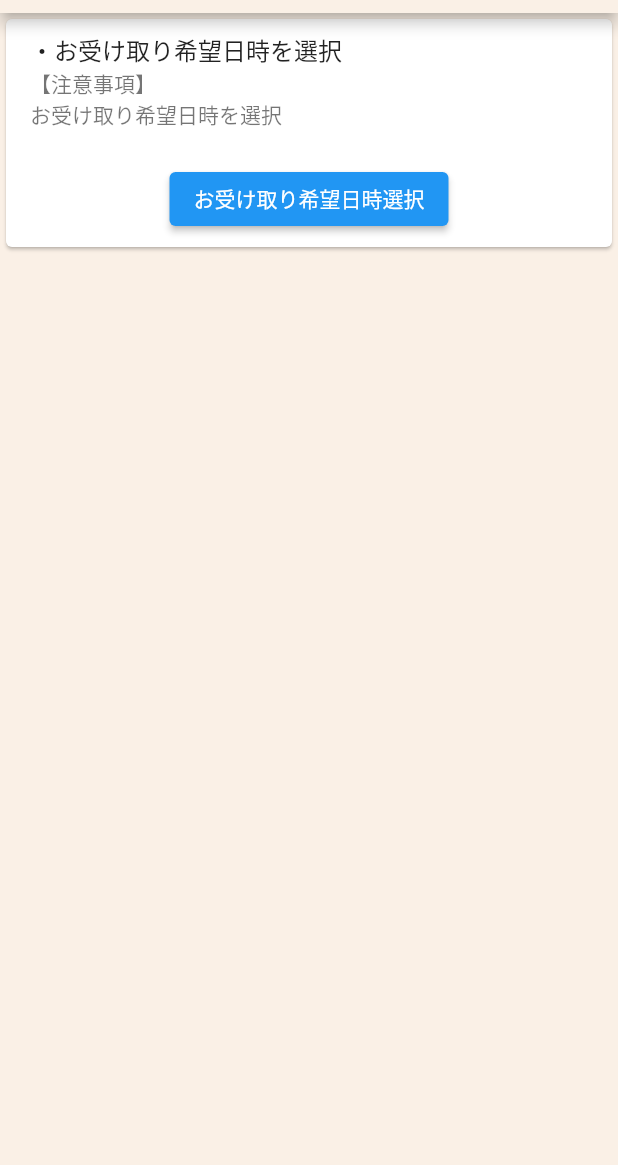
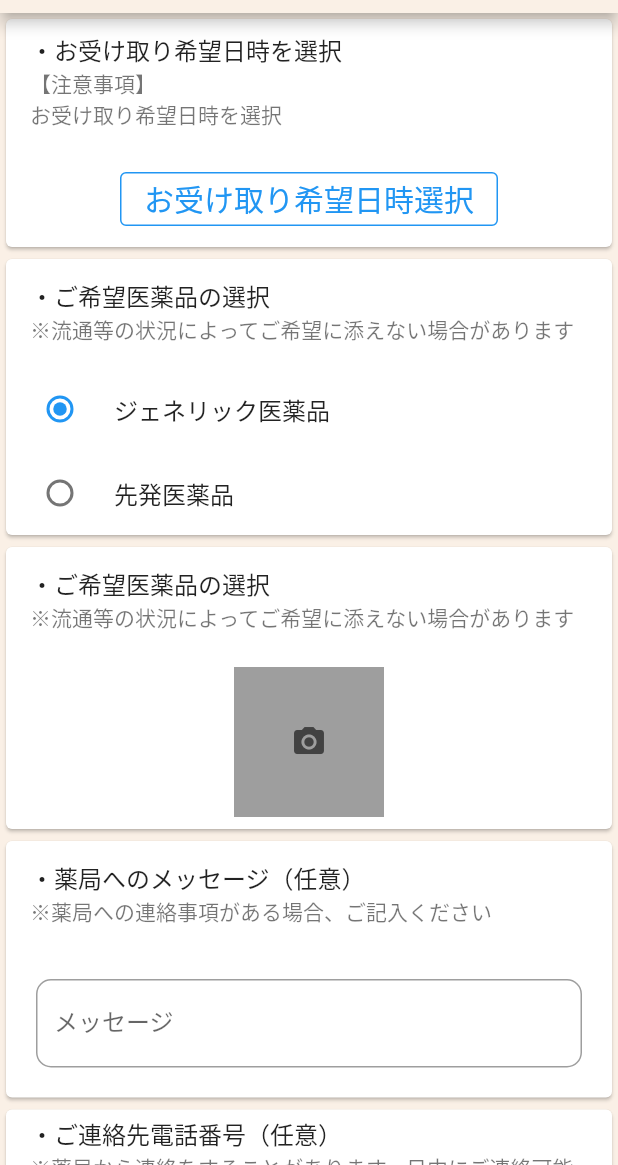
Before and after one commit to AtsushiMatsuo/image_picker2, a Flutter app: the screen it shows after launch, on a phone screen of 412 x 824 dp, the part 71-1236 px from its top. Run offline on Flutter 3.47's test engine with Material 2 defaults, Android fonts, the phone set to English and light mode, and no system bars; our stand-ins replace firebase_core, flutter_datetime_picker, flutter_riverpod; accounts and stored records are empty; generated files the repository leaves out were written again.

Commit message:
レイアウト大体

```diff
--- a/lib/ui/home_page.dart
+++ b/lib/ui/home_page.dart
@@ -5,33 +5,45 @@ import 'package:image_picker2/utills/time_list.dart';
 
 import '../main.dart';
 
-final counterProvider = StateProvider<String>((ref) => "お受け取り希望日時選択");
+enum RadioValue { FIRST, SECOND }
+enum SampleItem { itemOne, itemTwo, itemThree }
+
+final preferredDateProvider = StateProvider<String>((ref) => "お受け取り希望日時選択");
+final appBarColorProvider = StateProvider<Enum>((ref) => RadioValue.FIRST);
 
 class HomePage extends ConsumerWidget {
   const HomePage({Key? key}) : super(key: key);
 
   @override
   Widget build(BuildContext context, WidgetRef ref) {
+    RadioValue _gValue = RadioValue.FIRST;
+
     return Scaffold(
-      backgroundColor:  HexColor('faf0e6'),
+      backgroundColor: HexColor('faf0e6'),
       appBar: AppBar(
-        backgroundColor:  HexColor('faf0e6'),
-        title: const Text('処方箋送信',style: TextStyle(color: Colors.black,)),
+        backgroundColor: HexColor('faf0e6'),
+        title: const Text('処方箋送信',
+            style: TextStyle(
+              color: Colors.black,
+            )),
       ),
-      body: Column(
+      body: SingleChildScrollView(
+        child: Column(
           children: [
             Card(
               child: Column(
                 children: [
                   const ListTile(
                     title: Text("・お受け取り希望日時を選択"),
-                  subtitle:
-                  Text("【注意事項】\nお受け取り希望日時を選択"),
+                    subtitle: Text("【注意事項】\nお受け取り希望日時を選択"),
                     isThreeLine: true,
                   ),
                   Padding(
                     padding: const EdgeInsets.all(8.0),
-                  child: ElevatedButton(
+                    child: OutlinedButton(
+                        style: OutlinedButton.styleFrom(
+                          side: const BorderSide(width: 1, color: Colors.blue),
+                        ),
                         onPressed: () {
                           showDialog<void>(
                             context: context,
@@ -40,23 +52,150 @@ class HomePage extends ConsumerWidget {
                             },
                           );
                         },
-                      child: Text(ref.watch(counterProvider))),
+                        child: Text(ref.watch(preferredDateProvider),
+                            style: const TextStyle(fontSize: 20))),
+                  )
+                ],
+              ),
+            ),
+            Card(
+              child: Column(
+                children: [
+                  const ListTile(
+                    title: Text("・ご希望医薬品の選択"),
+                    subtitle: Text("※流通等の状況によってご希望に添えない場合があります"),
+                  ),
+                  RadioListTile(
+                    title: Text('ジェネリック医薬品'),
+                    value: RadioValue.FIRST,
+                    groupValue: ref.watch(appBarColorProvider),
+                    onChanged: (Enum? value) {
+                      ref
+                          .watch(appBarColorProvider.notifier)
+                          .state = value!;
+                    },
+                  ),
+                  RadioListTile(
+                    title: Text('先発医薬品'),
+                    value: RadioValue.SECOND,
+                    groupValue: ref.watch(appBarColorProvider),
+                    onChanged: (Enum? value) {
+                      ref
+                          .watch(appBarColorProvider.notifier)
+                          .state = value!;
+                    },
+                  ),
+                ],
+              ),
+            ),
+            Card(
+              child: Column(
+                children: [
+                  const ListTile(
+                    title: Text("・ご希望医薬品の選択"),
+                    subtitle: Text("※流通等の状況によってご希望に添えない場合があります"),
+                  ),
+                  Padding(
+                    padding: const EdgeInsets.all(8.0),
+                    child: InkWell(
+                      onTap: () => _openPopUpMenu(),
+                      child: Container(
+                          width: 100,
+                          height: 100,
+                          decoration: const BoxDecoration(color: Colors.white70),
+                          child: Container(
+                            decoration: const BoxDecoration(
+                                color: Colors.grey),
+                            child: Icon(
+                              Icons.camera_alt,
+                              color: Colors.grey[800],
+                            ),
+                          ),
+                      ),
+                    ),
+                  )
+                ],
+              ),
+            ),
+            Card(
+              child: Column(
+                children: const [
+                  ListTile(
+                    title: Text("・薬局へのメッセージ（任意）"),
+                    subtitle: Text("※薬局への連絡事項がある場合、ご記入ください"),
+                  ),
+                  Padding(
+                      padding: EdgeInsets.all(20.0),
+                      child: TextField(
+                        keyboardType: TextInputType.text,
+                        decoration: InputDecoration(
+                          labelText: 'メッセージ',
+                          border: OutlineInputBorder(
+                            borderRadius: BorderRadius.all(Radius.circular(
+                                10.0)),
+                          ),
+                        ),
+                      )
+                  )
+                ],
+              ),
+            ),
+            Card(
+              child: Column(
+                children: const [
+                  ListTile(
+                    title: Text("・ご連絡先電話番号（任意）"),
+                    subtitle: Text("※薬局から連絡をすることがあります。日中にご連絡可能な電話番号を入力してください。"),
+                  ),
+                  Padding(
+                      padding: EdgeInsets.all(20.0),
+                      child: TextField(
+                        keyboardType: TextInputType.phone,
+                        decoration: InputDecoration(
+                          labelText: '電話番号',
+                          border: OutlineInputBorder(
+                            borderRadius: BorderRadius.all(Radius.circular(
+                                10.0)),
+                          ),
+                        ),
+                      )
                   )
                 ],
               ),
             ),
           ],
         ),
+      ),
+    );
+  }
+
+  _openPopUpMenu() {
+    return PopupMenuButton(
+        itemBuilder: (BuildContext context) => <PopupMenuEntry<SampleItem>>[
+      const PopupMenuItem<SampleItem>(
+        value: SampleItem.itemOne,
+        child: Text('Item 1'),
+      ),
+      const PopupMenuItem<SampleItem>(
+        value: SampleItem.itemTwo,
+        child: Text('Item 2'),
+      ),
+    ],
     );
   }
 }
 
 class CustomDialog extends ConsumerWidget {
-  const CustomDialog({super.key});
+  const CustomDialog
+
+  ({super.key});
 
   @override
   Widget build(BuildContext context, WidgetRef ref) {
-    final dialogWidth = MediaQuery.of(context).size.width * 3 / 4;
+    final dialogWidth = MediaQuery
+        .of(context)
+        .size
+        .width * 3 / 4;
 
     return AlertDialog(
       alignment: Alignment.center,
@@ -72,19 +211,23 @@ class CustomDialog extends ConsumerWidget {
         child: Navigator(
           onGenerateRoute: (_) {
             return MaterialPageRoute(
-              builder: ((context) => Scaffold(
+              builder: ((context) =>
+                  Scaffold(
                     appBar: AppBar(
                       centerTitle: true,
-                      title: const Text('お受け取り希望日選択'),
+                      title: const Text(
+                        'お受け取り希望日選択',
+                        style: TextStyle(fontSize: 13),
+                      ),
                     ),
                     body: ListView(
                       children: [
                         ListTile(
-                          title: Text('できしだい'),
+                          title: Center(child: Text('できしだい')),
                           onTap: () => reloadPickUpTime(ref, "できしだい", context),
                         ),
                         ListTile(
-                          title: Text('当日'),
+                          title: Center(child: Text('当日')),
                           trailing: Text('>'),
                           onTap: () {
                             Navigator.of(context).push(
@@ -97,7 +240,7 @@ class CustomDialog extends ConsumerWidget {
                           },
                         ),
                         ListTile(
-                          title: Text('翌日以降'),
+                          title: Center(child: Text('翌日以降')),
                           onTap: () => reloadPickUpTime(ref, "翌日以降", context),
                         ),
                       ],
@@ -110,9 +253,10 @@ class CustomDialog extends ConsumerWidget {
     );
   }
 
-  void reloadPickUpTime(
-      WidgetRef ref, String pickUpTime, BuildContext context) {
-    ref.read(counterProvider.notifier).update((state) => pickUpTime);
+  void reloadPickUpTime(WidgetRef ref, String pickUpTime,
+      BuildContext context) {
+    ref.read(preferredDateProvider.notifier).update((state) => pickUpTime);
+    Navigator.of(context, rootNavigator: true).pop();
   }
 }
 
@@ -134,14 +278,17 @@ class NextDialog extends ConsumerWidget {
                 itemBuilder: (context, index) {
                   return Container(
                       decoration: const BoxDecoration(
-                          border: Border(bottom: BorderSide())),
+                          border: Border(
+                            bottom: BorderSide(color: Colors.black12),
+                          )),
                       height: 30,
                       child: ListTile(
                         dense: true,
                         title: Center(child: Text(businessHourList[index])),
                         onTap: () {
-                          ref.read(counterProvider.notifier).update(
+                          ref.read(preferredDateProvider.notifier).update(
                                   (state) => "当日 ${businessHourList[index]}");
+                          Navigator.of(context, rootNavigator: true).pop();
                         },
                       ));
                 })),
```
Lines whose indentation alone changed are shown as unchanged.
